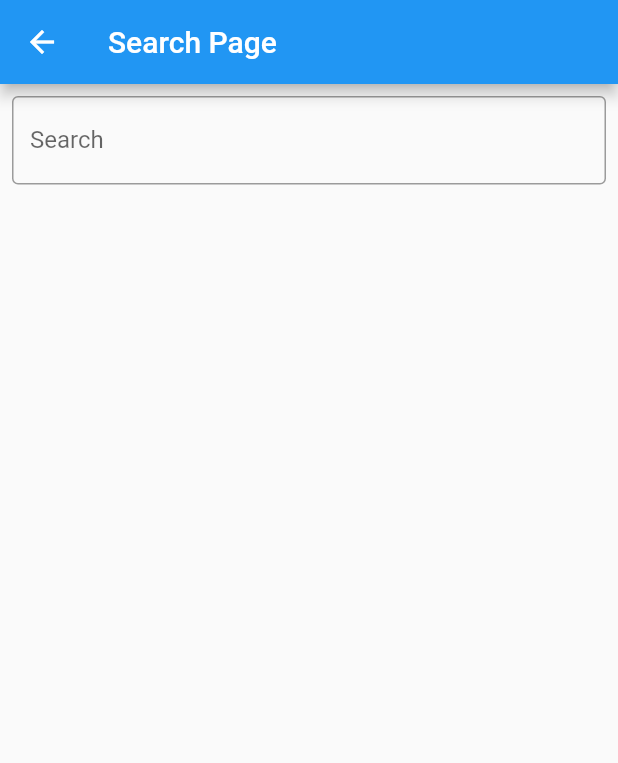
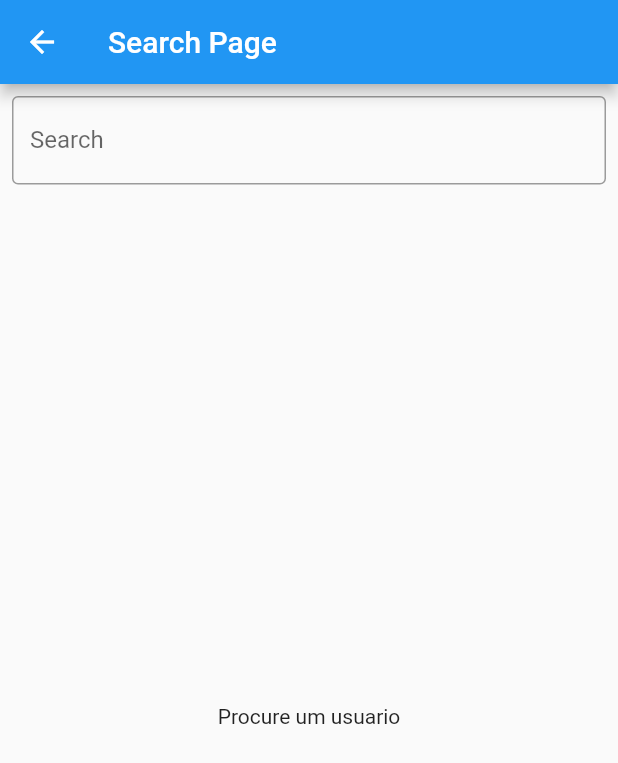
Before and after one commit to rafaelgust/github_api, a Flutter app: the SearchView screen opened by its route, on a phone screen of 412 x 824 dp. Shown: the top 763 px of the screen. Run offline on Flutter 3.47's test engine with Material 2 defaults, Android fonts, the phone set to English and light mode, and no system bars; our stand-ins replace bloc, dartz, dio, flutter_modular.

Commit message:
search working

```diff
--- /dev/null
+++ b/lib/app/modules/search/presenter/bloc/events/search_events.dart
@@ -0,0 +1,9 @@
+abstract class SearchEvent {
+  final String search;
+
+  SearchEvent(this.search);
+}
+
+class SearchInputEvent extends SearchEvent {
+  SearchInputEvent(super.search);
+}
--- /dev/null
+++ b/lib/app/modules/search/presenter/bloc/search_bloc.dart
@@ -0,0 +1,23 @@
+import 'package:bloc/bloc.dart';
+import 'package:github_api/app/modules/search/domain/use_cases/search_user_name.dart';
+
+import 'events/search_events.dart';
+import 'states/search_states.dart';
+
+class SearchBloc extends Bloc<SearchEvent, SearchState> {
+  final ISearchUserName usecase;
+
+  SearchBloc(this.usecase) : super(SearchInitialState()) {
+    on<SearchInputEvent>((event, emit) => _mapEventToState(event, emit));
+  }
+
+  void _mapEventToState(
+      SearchInputEvent event, Emitter<SearchState> emit) async {
+    emit(SearchLoadingState());
+    final result = await usecase(event.search);
+    result!.fold(
+      (l) => emit(SearchErrorState(l)),
+      (r) => emit(SearchSucessState(r)),
+    );
+  }
+}
--- /dev/null
+++ b/lib/app/modules/search/presenter/bloc/states/search_states.dart
@@ -0,0 +1,20 @@
+import '../../../domain/entities/result_search.dart';
+import '../../../domain/exceptions/exceptions.dart';
+
+abstract class SearchState {}
+
+class SearchInitialState implements SearchState {}
+
+class SearchLoadingState implements SearchState {}
+
+class SearchSucessState implements SearchState {
+  final List<SearchResult>? list;
+
+  SearchSucessState(this.list);
+}
+
+class SearchErrorState implements SearchState {
+  final SearchErros error;
+
+  SearchErrorState(this.error);
+}
--- a/lib/app/modules/search/presenter/views/search_view.dart
+++ b/lib/app/modules/search/presenter/views/search_view.dart
@@ -1,5 +1,10 @@
 import 'package:flutter/material.dart';
 import 'package:flutter_modular/flutter_modular.dart';
+
+import '../../../../core/services/debounce_service.dart';
+import '../bloc/events/search_events.dart';
+import '../bloc/search_bloc.dart';
+import '../bloc/states/search_states.dart';
 
 class SearchView extends StatefulWidget {
   const SearchView({super.key});
@@ -9,6 +14,15 @@ class SearchView extends StatefulWidget {
 }
 
 class _SearchViewState extends State<SearchView> {
+  final bloc = Modular.get<SearchBloc>();
+  final Debounce _debounce = Debounce(const Duration(milliseconds: 800));
+
+  @override
+  void dispose() {
+    _debounce.dispose();
+    super.dispose();
+  }
+
   @override
   Widget build(BuildContext context) {
     return Scaffold(
@@ -20,17 +34,55 @@ class _SearchViewState extends State<SearchView> {
         ),
       ),
       body: Column(
+        mainAxisAlignment: MainAxisAlignment.start,
+        crossAxisAlignment: CrossAxisAlignment.center,
         children: [
-          const Padding(
-            padding: EdgeInsets.all(8.0),
+          Padding(
+            padding: const EdgeInsets.all(8.0),
             child: TextField(
-              decoration: InputDecoration(
+              onChanged: (value) => _debounce(() {
+                bloc.add(SearchInputEvent(value));
+              }),
+              decoration: const InputDecoration(
                 border: OutlineInputBorder(),
                 labelText: 'Search',
               ),
             ),
           ),
-          Expanded(child: Container())
+          Expanded(
+            child: StreamBuilder(
+                stream: bloc.stream,
+                builder: (context, snapshot) {
+                  if (bloc.state is SearchInitialState) {
+                    return const Center(
+                      child: Text('Procure um usuario'),
+                    );
+                  }
+                  if (bloc.state is SearchErrorState) {
+                    return const Center(
+                      child: Text('Campo vazio'),
+                    );
+                  }
+                  if (bloc.state is SearchLoadingState) {
+                    return const Center(
+                      child: CircularProgressIndicator(),
+                    );
+                  }
+                  final list = (bloc.state as SearchSucessState).list;
+                  return ListView.builder(
+                    itemCount: list?.length,
+                    itemBuilder: ((context, index) => ListTile(
+                          leading: CircleAvatar(
+                            backgroundImage:
+                                NetworkImage('${list?[index].img}'),
+                          ),
+                          title: Text(
+                              '${list?[index].username} - ${list?[index].id}'),
+                          subtitle: Text('${list?[index].url}'),
+                        )),
+                  );
+                }),
+          ),
         ],
       ),
     );
--- a/pubspec.yaml
+++ b/pubspec.yaml
@@ -37,6 +37,7 @@ dependencies:
   flutter_modular: ^5.0.2
   dio: ^4.0.6
   dartz: ^0.10.1
+  bloc: ^8.0.3
 
 dev_dependencies:
   flutter_test:
```
Also changed, not shown: lib/app/core/services/fetch_service.dart (+6 -2 lines), lib/app/modules/search/search_module.dart (+12 -1 lines), pubspec.lock.
